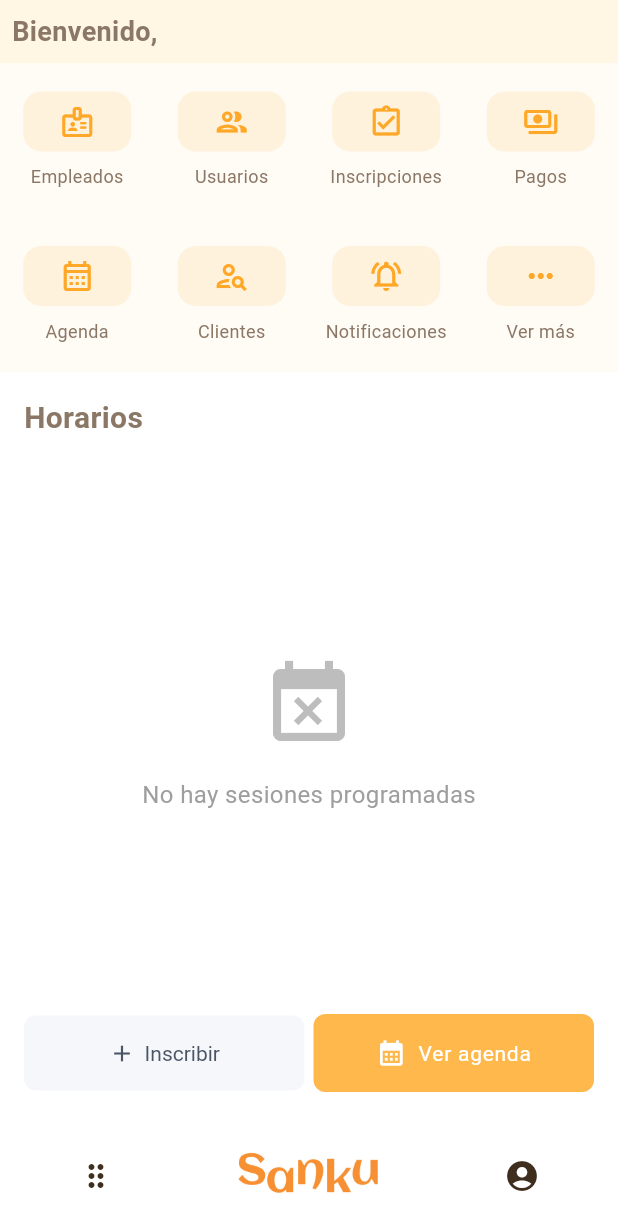
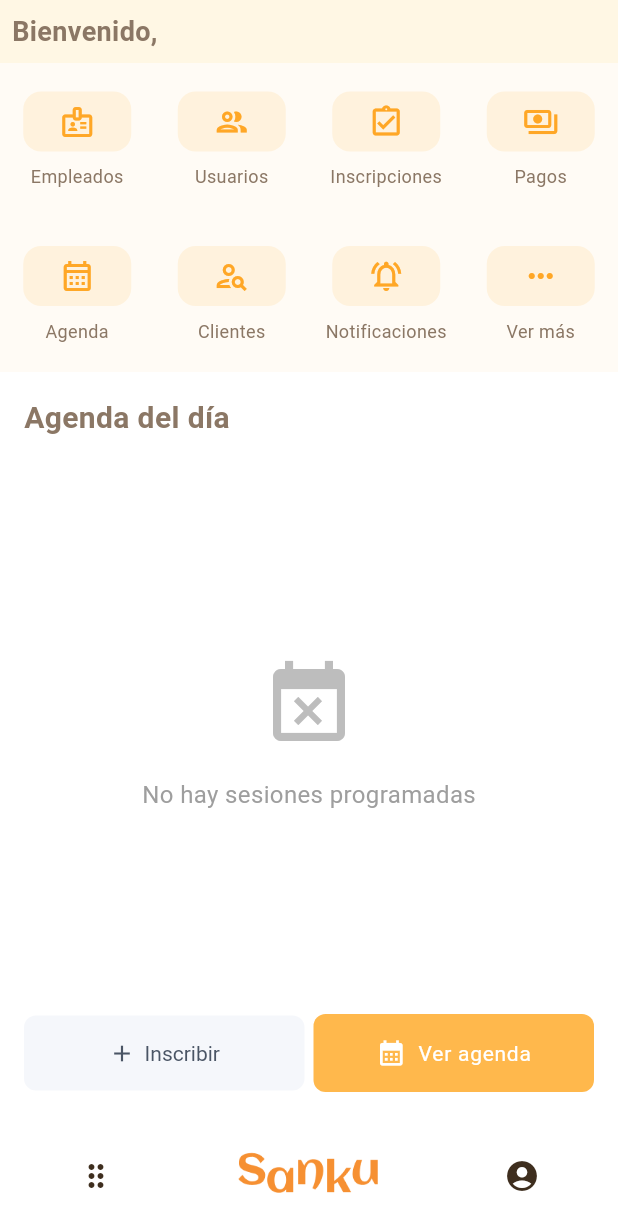
Before and after one commit to PaulBaFi/sanku-movil, a Flutter app: the HomePage screen opened by its route, on a phone screen of 412 x 824 dp. Shown: the top 1232 px of the screen. Run offline on Flutter 3.47's test engine with Material 3 defaults, Android fonts, the light colour scheme and no system bars; our stand-ins replace cloud_firestore, firebase_auth, firebase_core, go_router, image_picker; accounts and stored records are empty; network calls fail; Roboto replaces fonts that are missing (Poppins).

Commit message:
feat: UI card agenda del dia

```diff
--- a/lib/presentation/pages/home_page.dart
+++ b/lib/presentation/pages/home_page.dart
@@ -199,7 +199,7 @@ class _HomePageState extends State<HomePage> {
                 crossAxisAlignment: CrossAxisAlignment.start,
                 children: [
                   Text(
-                    'Horarios',
+                    'Agenda del día',
                     style: TextStyle(fontSize: 20, fontWeight: FontWeight.bold),
                   ),
                   const SizedBox(height: 10),
@@ -232,9 +232,6 @@ class _HomePageState extends State<HomePage> {
                         : RefreshIndicator(
                             onRefresh: _loadSesiones,
                             child: ListView.builder(
-                              padding: const EdgeInsets.symmetric(
-                                horizontal: 16,
-                              ),
                               itemCount: currentSessions.length,
                               itemBuilder: (context, index) {
                                 final sesion = currentSessions[index];
```
Also changed, not shown: lib/entities/empleados/pages/empleado_detalle_page.dart (+10 -3 lines).
